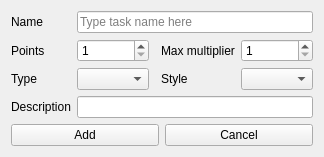
This is taskedit.ui in FrankMamuda/ketoevent as Qt 5 draws it before an edit. The edited form follows.
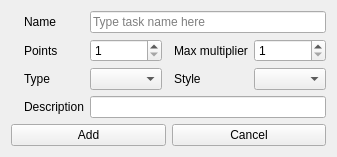
This is the edited form. Icons and pictures are not drawn. Custom widgets are drawn as their Qt base class.

What changed in the file:
```diff
--- a/taskedit.ui
+++ b/taskedit.ui
@@ -30,56 +30,22 @@
    </item>
    <item row="0" column="1" colspan="2">
     <layout class="QGridLayout" name="optionsLayout">
-     <item row="2" column="4">
-      <widget class="ComboBox" name="styleCombo">
-       <property name="toolTip">
-        <string>Style to hilight special tasks</string>
-       </property>
-      </widget>
-     </item>
-     <item row="3" column="0">
-      <widget class="QLabel" name="descLabel">
-       <property name="text">
-        <string>Description</string>
-       </property>
-      </widget>
-     </item>
-     <item row="1" column="3">
-      <widget class="QLabel" name="multiLabel">
-       <property name="text">
-        <string>Max multiplier</string>
-       </property>
-      </widget>
-     </item>
-     <item row="2" column="1">
-      <widget class="ComboBox" name="typeCombo">
-       <property name="toolTip">
-        <string>Task type (either checkbox or a multiplier task)</string>
-       </property>
-       <property name="maxCount">
-        <number>10</number>
-       </property>
-      </widget>
-     </item>
-     <item row="1" column="0">
+     <item row="1" column="1">
       <widget class="QLabel" name="pointsLabel">
        <property name="text">
         <string>Points</string>
        </property>
       </widget>
      </item>
-     <item row="2" column="0">
+     <item row="2" column="1">
       <widget class="QLabel" name="typeLabel">
        <property name="text">
         <string>Type</string>
        </property>
       </widget>
      </item>
-     <item row="3" column="1" colspan="4">
-      <widget class="QLineEdit" name="descEdit"/>
-     </item>
-     <item row="1" column="4">
-      <widget class="QSpinBox" name="multiInteger">
+     <item row="1" column="2">
+      <widget class="QSpinBox" name="pointsInteger">
        <property name="toolTip">
         <string>Maximum point multiplier</string>
        </property>
@@ -89,20 +55,17 @@
        <property name="maximum">
         <number>999</number>
        </property>
-       <property name="value">
-        <number>1</number>
-       </property>
       </widget>
      </item>
-     <item row="0" column="1" colspan="4">
+     <item row="0" column="2" colspan="4">
       <widget class="QLineEdit" name="nameEdit">
        <property name="placeholderText">
         <string>Type task name here</string>
        </property>
       </widget>
      </item>
-     <item row="1" column="1">
-      <widget class="QSpinBox" name="pointsInteger">
+     <item row="1" column="5">
+      <widget class="QSpinBox" name="multiInteger">
        <property name="toolTip">
         <string>Points for completion</string>
        </property>
@@ -112,23 +75,22 @@
        <property name="maximum">
         <number>999</number>
        </property>
+       <property name="value">
+        <number>1</number>
+       </property>
       </widget>
      </item>
-     <item row="0" column="0">
+     <item row="3" column="2" colspan="4">
+      <widget class="QLineEdit" name="descEdit"/>
+     </item>
+     <item row="0" column="1">
       <widget class="QLabel" name="nameLabel">
        <property name="text">
         <string>Name</string>
        </property>
       </widget>
      </item>
-     <item row="2" column="3">
-      <widget class="QLabel" name="styleLabel">
-       <property name="text">
-        <string>Style</string>
-       </property>
-      </widget>
-     </item>
-     <item row="1" column="2" rowspan="2">
+     <item row="1" column="3" rowspan="2">
       <spacer name="optionsSpacer">
        <property name="orientation">
         <enum>Qt::Horizontal</enum>
@@ -141,6 +103,60 @@
        </property>
       </spacer>
      </item>
+     <item row="2" column="4">
+      <widget class="QLabel" name="styleLabel">
+       <property name="text">
+        <string>Style</string>
+       </property>
+      </widget>
+     </item>
+     <item row="1" column="4">
+      <widget class="QLabel" name="multiLabel">
+       <property name="text">
+        <string>Max multiplier</string>
+       </property>
+      </widget>
+     </item>
+     <item row="3" column="1">
+      <widget class="QLabel" name="descLabel">
+       <property name="text">
+        <string>Description</string>
+       </property>
+      </widget>
+     </item>
+     <item row="2" column="2">
+      <widget class="ComboBox" name="typeCombo">
+       <property name="toolTip">
+        <string>Task type (either checkbox or a multiplier task)</string>
+       </property>
+       <property name="maxCount">
+        <number>10</number>
+       </property>
+      </widget>
+     </item>
+     <item row="2" column="5">
+      <widget class="ComboBox" name="styleCombo">
+       <property name="toolTip">
+        <string>Style to hilight special tasks</string>
+       </property>
+      </widget>
+     </item>
+     <item row="0" column="0">
+      <widget class="QLabel" name="namePixmap">
+       <property name="maximumSize">
+        <size>
+         <width>16</width>
+         <height>16</height>
+        </size>
+       </property>
+       <property name="text">
+        <string/>
+       </property>
+       <property name="pixmap">
+        <pixmap resource="resources.qrc">:/icons/name</pixmap>
+       </property>
+      </widget>
+     </item>
     </layout>
    </item>
   </layout>
```
Left out of the diff: 8 changed lines with no effect on the pictures.
